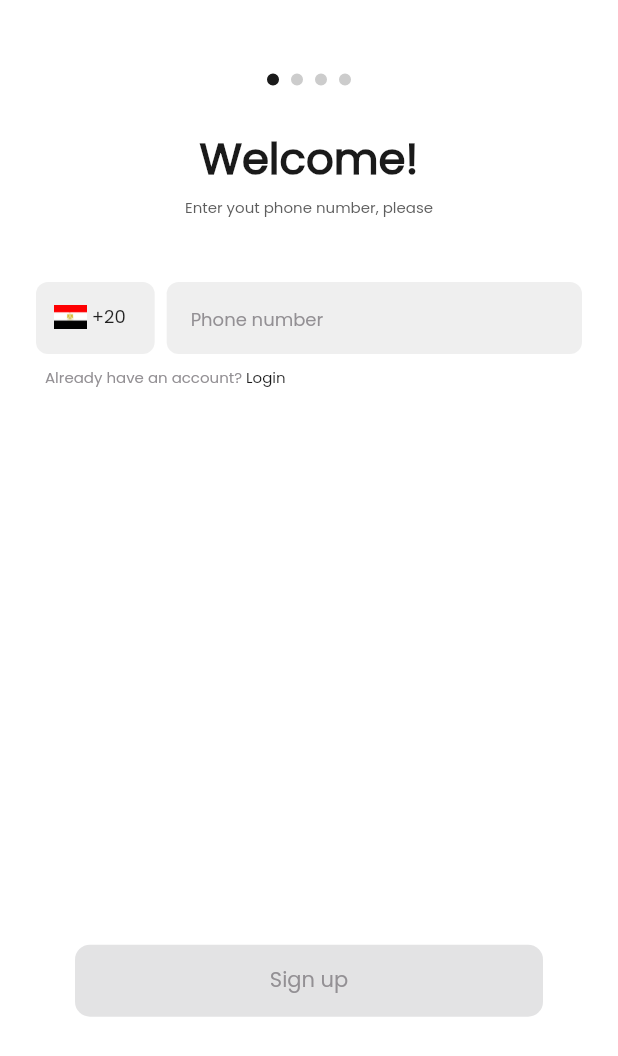
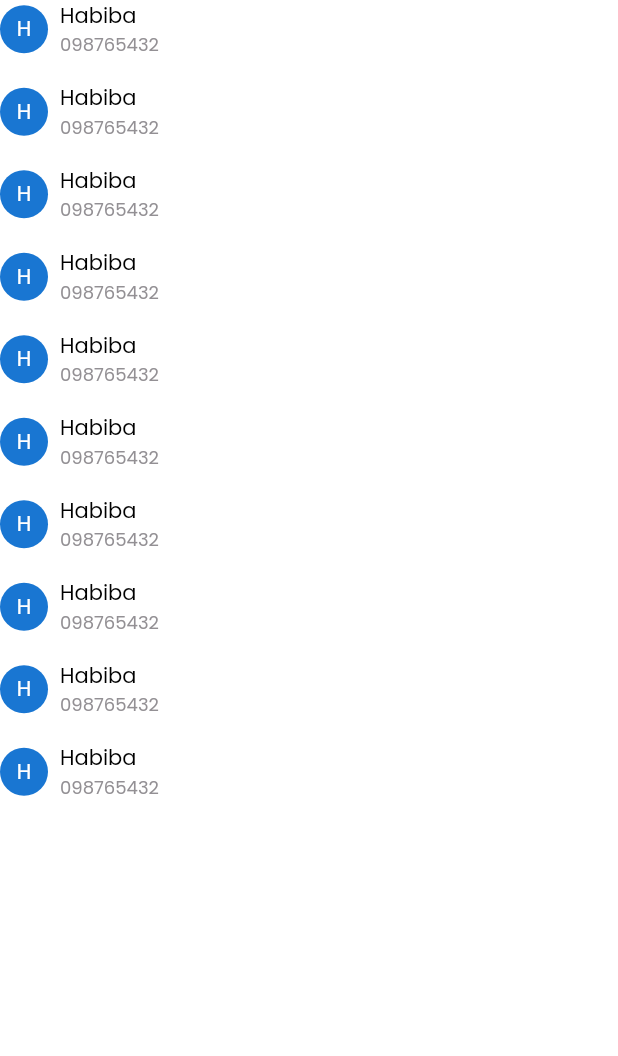
Before and after one commit to Orange-Hackathon/tapcash-Cross-Platform, a Flutter app: the screen it shows after launch, on a phone screen of 412 x 824 dp. Shown: the top 1056 px of the screen. Run offline on Flutter 3.47's test engine with Material 2 defaults, Android fonts, the phone set to English and light mode, and no system bars; our stand-ins replace animated_splash_screen, email_validator, hexcolor, pin_code_fields, shared_preferences.

Commit message:
(add): phone contacts list

```diff
--- a/orange_hackathon_flutter/lib/main.dart
+++ b/orange_hackathon_flutter/lib/main.dart
@@ -3,6 +3,7 @@ import 'package:flutter/services.dart';
 import 'package:orange_hackathon_flutter/controllers/authentication_controller.dart';
 import 'package:orange_hackathon_flutter/services/authentication_services.dart';
 import 'package:orange_hackathon_flutter/views/screens/authentication/splash_screen.dart';
+import 'package:orange_hackathon_flutter/views/screens/authentication/test.dart';
 import 'package:provider/provider.dart';
 
 void main() {
@@ -33,7 +34,8 @@ class MyApp extends StatelessWidget {
           scaffoldBackgroundColor: Colors.white,
           primarySwatch: Colors.blue,
         ),
-        home: const SplashScreen(),
+        home:Test(),
+        //const SplashScreen(),
       ),
     );
   }
--- /dev/null
+++ b/orange_hackathon_flutter/lib/views/screens/authentication/test.dart
@@ -0,0 +1,14 @@
+import 'package:flutter/material.dart';
+import 'package:orange_hackathon_flutter/views/widgets/phone_contact_element.dart';
+
+class Test extends StatelessWidget {
+  @override
+  Widget build(BuildContext context) {
+    return Scaffold(
+      body: ListView.separated(
+          itemBuilder: (context, index) => PhoneContactElement(),
+          separatorBuilder: (context, index) => SizedBox(height: 16),
+          itemCount: 10),
+    );
+  }
+}
--- /dev/null
+++ b/orange_hackathon_flutter/lib/views/widgets/phone_contact_element.dart
@@ -0,0 +1,48 @@
+import 'package:flutter/material.dart';
+import 'package:hexcolor/hexcolor.dart';
+
+class PhoneContactElement extends StatelessWidget {
+  @override
+  Widget build(BuildContext context) {
+    return Row(
+      children: [
+        const CircleAvatar(
+          radius: 16,
+          child: Text(
+            "H",
+            style: TextStyle(
+                color: Colors.white,
+                fontWeight: FontWeight.w400,
+                fontSize: 14,
+                fontFamily: 'poppins'),
+          ),
+        ),
+        const SizedBox(
+          width: 8,
+        ),
+        Column(
+          mainAxisAlignment: MainAxisAlignment.start,
+          crossAxisAlignment: CrossAxisAlignment.start,
+          children: [
+            const Text(
+              "Habiba",
+              style: TextStyle(
+                  color: Colors.black,
+                  fontWeight: FontWeight.w400,
+                  fontSize: 14,
+                  fontFamily: 'poppins'),
+            ),
+            Text(
+              "098765432",
+              style: TextStyle(
+                  color: HexColor("#939094"),
+                  fontWeight: FontWeight.w400,
+                  fontSize: 12,
+                  fontFamily: 'poppins'),
+            )
+          ],
+        )
+      ],
+    );
+  }
+}
```
